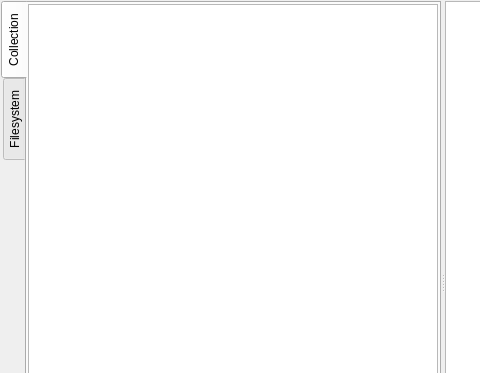
The window that src/plugins/lmp/playertab.ui (0xd34df00d/leechcraft) describes before a commit, drawn with Qt 5; both pictures show x 0 to 480 and y 0 to 373 of the 837 by 564 pixel window.
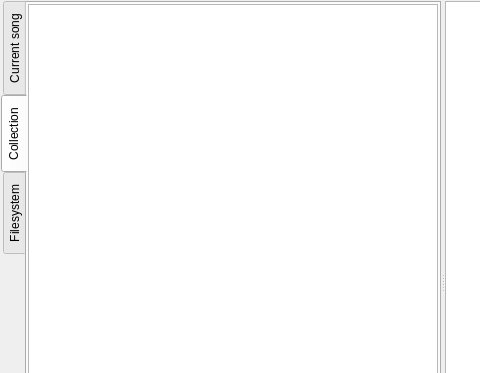
The same window after the commit.

Commit message: LMP: set Collection model in PlayerTab.

Diff of the .ui file:
```diff
--- a/src/plugins/lmp/playertab.ui
+++ b/src/plugins/lmp/playertab.ui
@@ -29,6 +29,11 @@
       <property name="currentIndex">
        <number>0</number>
       </property>
+      <widget class="QWidget" name="tab">
+       <attribute name="title">
+        <string>Current song</string>
+       </attribute>
+      </widget>
       <widget class="QWidget" name="CollectionTab_">
        <attribute name="title">
         <string>Collection</string>
```
Left out of the diff: 8 changed lines with no effect on the pictures. The commit also changes 2 other files.
